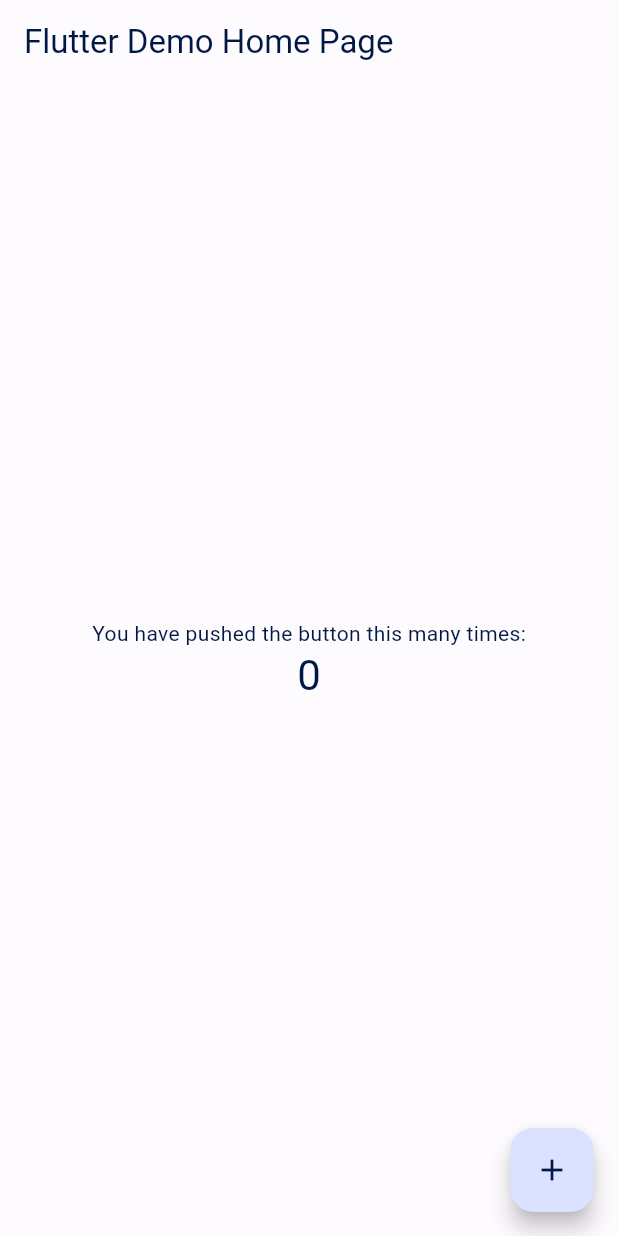
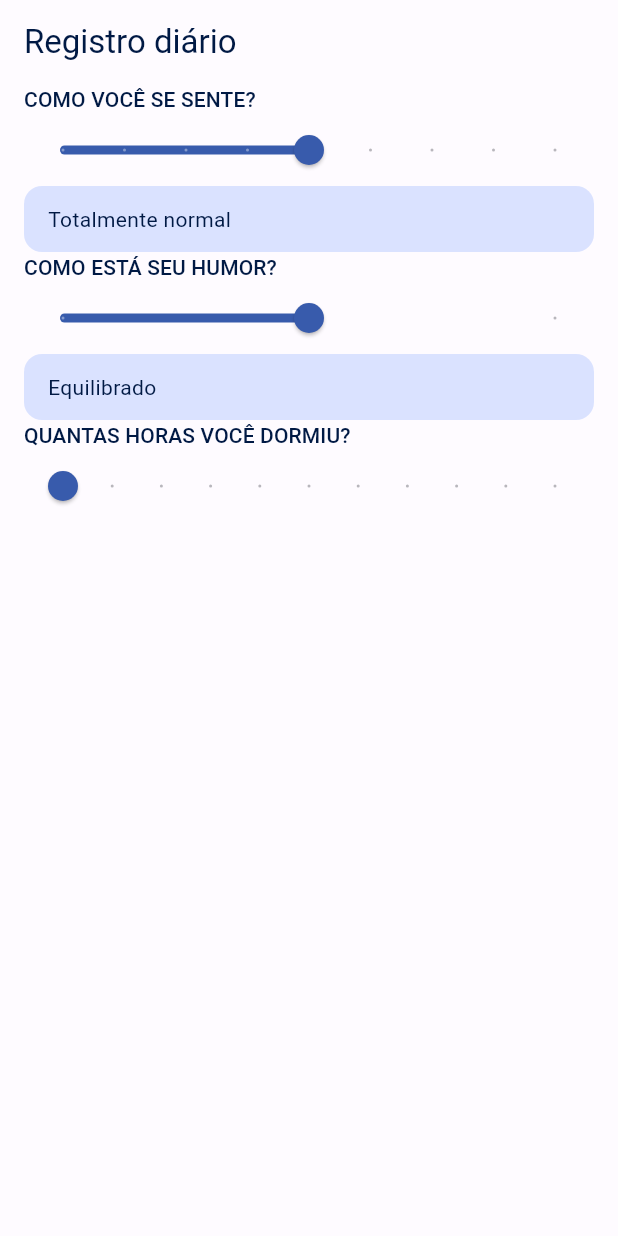
Before and after one commit to jv-soares/moodify_app, a Flutter app: the screen it shows after launch, on a phone screen of 412 x 824 dp. Run offline on Flutter 3.47's test engine with Material 2 defaults, Android fonts, the phone set to English and light mode, and no system bars.

Commit message:
add slider form fields

```diff
--- a/lib/src/app.dart
+++ b/lib/src/app.dart
@@ -1,6 +1,6 @@
 import 'package:flutter/material.dart';
 
-import 'home_page.dart';
+import 'pages/daily_entry_form_page.dart';
 import 'theme/color_schemes.dart';
 
 class App extends StatelessWidget {
@@ -11,7 +11,7 @@ class App extends StatelessWidget {
     return MaterialApp(
       title: 'Moodify',
       theme: ThemeData(useMaterial3: true, colorScheme: lightColorScheme),
-      home: const HomePage(title: 'Flutter Demo Home Page'),
+      home: const DailyEntryFormPage(),
     );
   }
 }
--- a/lib/src/home_page.dart
+++ /dev/null
@@ -1,48 +0,0 @@
-import 'package:flutter/material.dart';
-
-class HomePage extends StatefulWidget {
-  const HomePage({super.key, required this.title});
-
-  final String title;
-
-  @override
-  State<HomePage> createState() => _HomePageState();
-}
-
-class _HomePageState extends State<HomePage> {
-  int _counter = 0;
-
-  void _incrementCounter() {
-    setState(() {
-      _counter++;
-    });
-  }
-
-  @override
-  Widget build(BuildContext context) {
-    return Scaffold(
-      appBar: AppBar(
-        title: Text(widget.title),
-      ),
-      body: Center(
-        child: Column(
-          mainAxisAlignment: MainAxisAlignment.center,
-          children: <Widget>[
-            const Text(
-              'You have pushed the button this many times:',
-            ),
-            Text(
-              '$_counter',
-              style: Theme.of(context).textTheme.headline4,
-            ),
-          ],
-        ),
-      ),
-      floatingActionButton: FloatingActionButton(
-        onPressed: _incrementCounter,
-        tooltip: 'Increment',
-        child: const Icon(Icons.add),
-      ),
-    );
-  }
-}
--- /dev/null
+++ b/lib/src/pages/components/form_slider.dart
@@ -0,0 +1,94 @@
+import 'dart:io';
+
+import 'package:flutter/material.dart';
+
+class FormSlider extends StatefulWidget {
+  final String label;
+  final List<DescriptiveValue> values;
+  final void Function(int)? onChanged;
+
+  const FormSlider({
+    super.key,
+    required this.label,
+    required this.values,
+    this.onChanged,
+  });
+
+  @override
+  State<FormSlider> createState() => _FormSliderState();
+}
+
+class _FormSliderState extends State<FormSlider> {
+  double _value = 0;
+
+  String? get _description {
+    return widget.values
+        .singleWhere((e) => e.value == _value.toInt())
+        .description;
+  }
+
+  @override
+  Widget build(BuildContext context) {
+    return Column(
+      crossAxisAlignment: CrossAxisAlignment.start,
+      children: [
+        Text(
+          widget.label.toUpperCase(),
+          style: Theme.of(context).textTheme.labelLarge,
+        ),
+        Slider(
+          value: _value,
+          min: widget.values.first.value.toDouble(),
+          max: widget.values.last.value.toDouble(),
+          divisions: widget.values.length - 1,
+          label: _value.toInt().toString(),
+          onChanged: (newValue) {
+            setState(() => _value = newValue);
+            widget.onChanged?.call(_value.toInt());
+          },
+        ),
+        if (_description != null)
+          Container(
+            width: double.infinity,
+            decoration: BoxDecoration(
+              color: Theme.of(context).colorScheme.primaryContainer,
+              borderRadius: BorderRadius.circular(12),
+            ),
+            padding: const EdgeInsets.symmetric(horizontal: 16, vertical: 12),
+            child: Text(_description!),
+          ),
+      ],
+    );
+  }
+}
+
+class DescriptiveValue {
+  final int value;
+  final String? description;
+
+  DescriptiveValue(this.value, [this.description]);
+}
+
+final functionalImpairment = [
+  DescriptiveValue(-4, 'Totalmente incapacitado'),
+  DescriptiveValue(-3, 'Funcionando com muito esforço'),
+  DescriptiveValue(-2, 'Funcionando com um pouco de esforço'),
+  DescriptiveValue(-1, 'Consigo realizar qualquer atividade normalmente'),
+  DescriptiveValue(0, 'Totalmente normal'),
+  DescriptiveValue(
+    1,
+    'Mais energizado e mais produtivo\nConsigo realizar qualquer atividade normalmente',
+  ),
+  DescriptiveValue(
+    2,
+    'Com um pouco de dificuldade em realizar certas atividades',
+  ),
+  DescriptiveValue(3, 'Com muita dificuldade em realizar certas atividades'),
+  DescriptiveValue(4, 'Totalmente incapacitado'),
+];
+
+final mood = [
+  DescriptiveValue(-1, 'Mais depressivo que nunca'),
+  DescriptiveValue(0, 'Equilibrado'),
+  DescriptiveValue(1, 'Mais ativo que nunca'),
+];
--- /dev/null
+++ b/lib/src/pages/daily_entry_form_page.dart
@@ -0,0 +1,40 @@
+import 'package:flutter/material.dart';
+
+import 'components/form_slider.dart';
+
+class DailyEntryFormPage extends StatelessWidget {
+  const DailyEntryFormPage({super.key});
+
+  @override
+  Widget build(BuildContext context) {
+    return Scaffold(
+      appBar: AppBar(
+        title: const Text('Registro diário'),
+      ),
+      body: SingleChildScrollView(
+        child: Padding(
+          padding: const EdgeInsets.symmetric(horizontal: 16),
+          child: Column(
+            children: [
+              FormSlider(
+                label: 'Como você se sente?',
+                values: functionalImpairment,
+                onChanged: (value) {},
+              ),
+              FormSlider(
+                label: 'Como está seu humor?',
+                values: mood,
+                onChanged: (value) {},
+              ),
+              FormSlider(
+                label: 'Quantas horas você dormiu?',
+                values: List.generate(11, (index) => DescriptiveValue(index)),
+                onChanged: (value) {},
+              ),
+            ],
+          ),
+        ),
+      ),
+    );
+  }
+}
```
Also changed, not shown: 1 other file.
